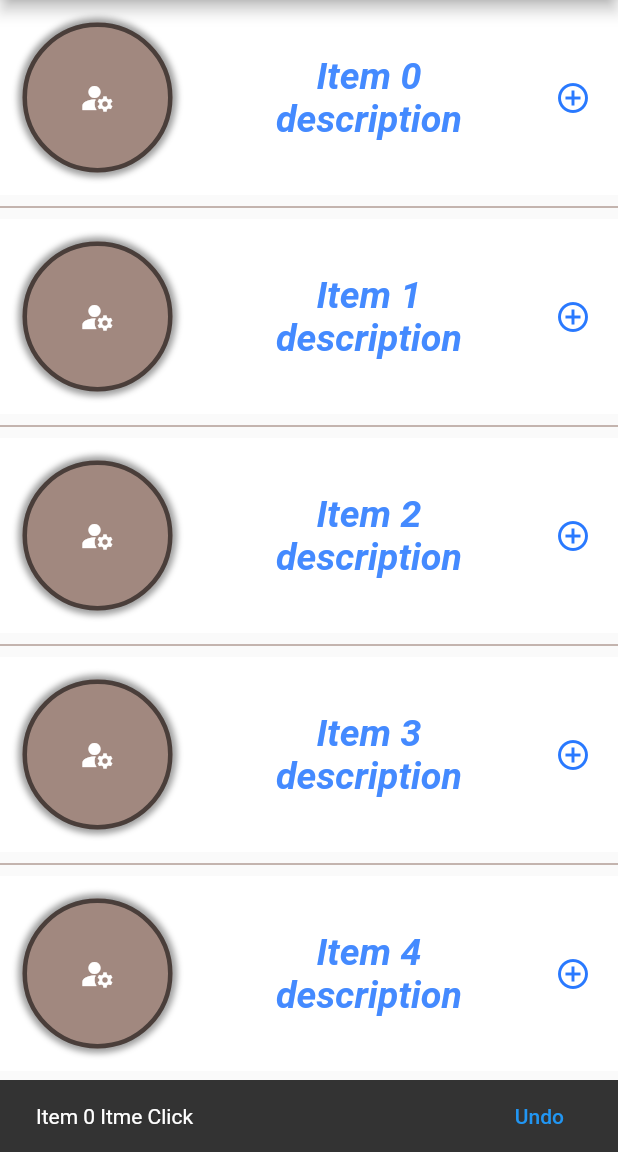
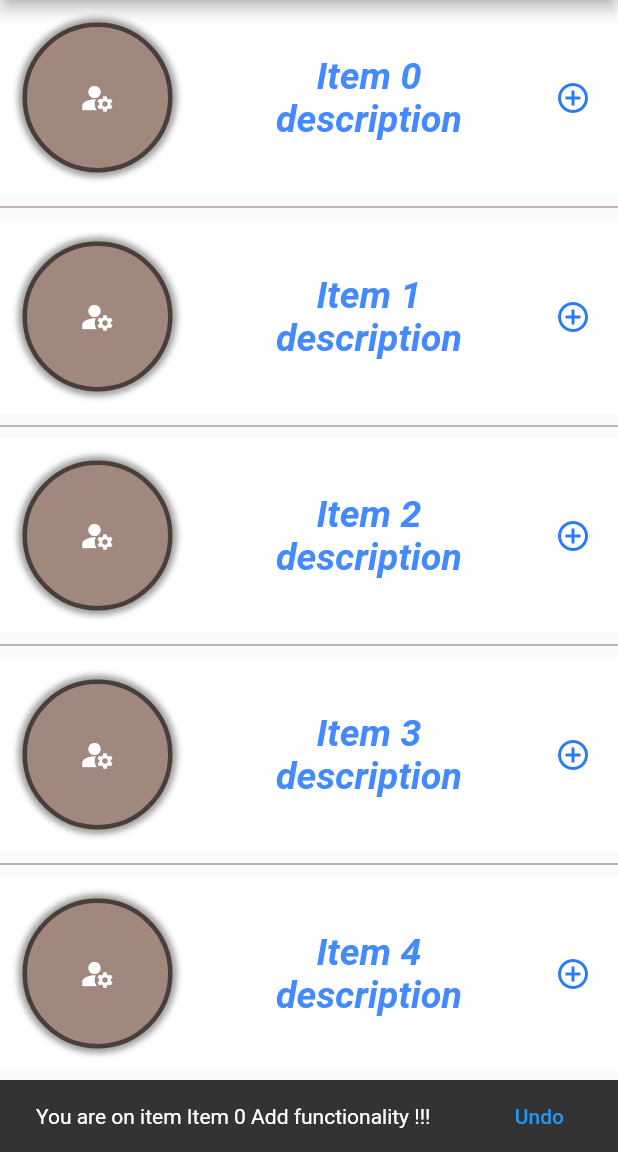
Before and after one commit to ChandravirRaj/lodhi_info_tech, a Flutter app: the MyVerticalListViewTwo screen opened directly, after a tap on the "add circle outline" icon, on a phone screen of 412 x 824 dp, the part 84-1236 px from its top. Run offline on Flutter 3.47's test engine with Material 2 defaults, Android fonts, the light colour scheme and no system bars.

Commit message:
add util pakage with Util class

```diff
--- a/lib/practice/tut_vertical_list_view_two.dart
+++ b/lib/practice/tut_vertical_list_view_two.dart
@@ -1,4 +1,5 @@
 import 'package:flutter/material.dart';
+import 'package:lodhi_info_tech/utils/util.dart';
 
 class MyVerticalListViewTwo extends StatefulWidget {
   const MyVerticalListViewTwo({super.key});
@@ -72,7 +73,7 @@ class _MyVerticalListViewTwoState extends State<MyVerticalListViewTwo> {
                 ),
                 InkWell(
                   onTap: () {
-                    showSnackBar(context, arrNames[index]);
+                    Util.showSnackBar(context, arrNames[index]);
                     // ScaffoldMessenger.of(context).showSnackBar(snackBar);
                   },
                   child: Container(
@@ -93,16 +94,5 @@ class _MyVerticalListViewTwoState extends State<MyVerticalListViewTwo> {
     );
   }
 
-  void showSnackBar(BuildContext context, String itemName) {
-    final snackBar = SnackBar(
-      content: Text("$itemName Itme Click"),
-      action: SnackBarAction(
-        label: 'Undo',
-        onPressed: () {
-          // Some code to undo the change.
-        },
-      ),
-    );
-    ScaffoldMessenger.of(context).showSnackBar(snackBar);
-  }
+
 }
--- /dev/null
+++ b/lib/utils/util.dart
@@ -0,0 +1,18 @@
+import 'package:flutter/material.dart';
+
+class Util {
+
+  static void showSnackBar(BuildContext context, String itemName) {
+    final snackBar = SnackBar(
+      content: Text("You are on item $itemName Add functionality !!!"),
+      action: SnackBarAction(
+        label: 'Undo',
+        onPressed: () {
+          // Some code to undo the change.
+        },
+      ),
+    );
+    ScaffoldMessenger.of(context).showSnackBar(snackBar);
+  }
+
+}
```
